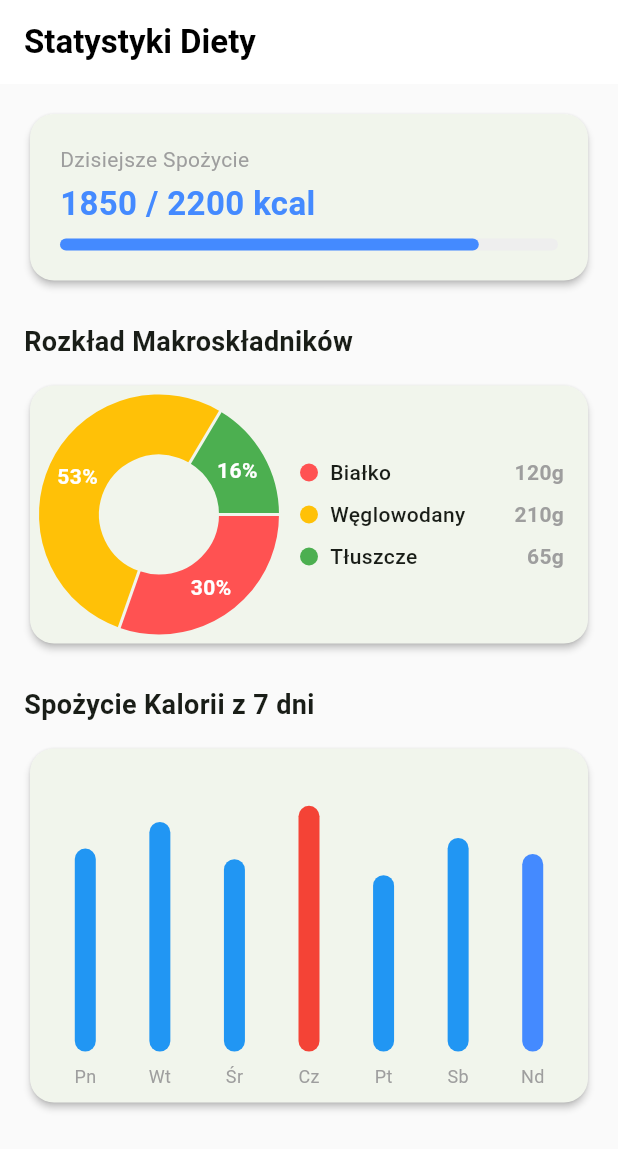
After one commit to Trenek/HackYeah, a Flutter app: the Stats screen opened directly, on a phone screen of 412 x 824 dp. The commit adds this screen. Shown: the top 1149 px of the screen. Run offline on Flutter 3.47's test engine with Material 3 defaults, Android fonts, the phone set to English and light mode, and no system bars; drawn by our look-alikes of fl_chart; missing offline and left inert: flutter_cube, mysql_dart; statements that could not run were skipped.

Commit message:
Changes I Guess

```diff
--- a/lib/dojo.dart
+++ b/lib/dojo.dart
@@ -79,7 +79,7 @@ class _DojoState extends State<Dojo> with SingleTickerProviderStateMixin {
     scene.camera.position.z = 50;
     scene.camera.fov=75;
     _cube = Object(scale: Vector3(2.0, 2.0, 2.0), backfaceCulling: false);
-    _dragon_plane = Object(scale: Vector3(16.0, 16.0, 0.01),fileName: 'assets/cube.obj');
+    _dragon_plane = Object(scale: Vector3(50.0, 50.0, 0.01),fileName: 'assets/cube.obj');
 
     final int samples = 100;
     final double radius = 8;
--- /dev/null
+++ b/lib/stats.dart
@@ -0,0 +1,186 @@
+import 'package:flutter/material.dart';
+import 'package:fl_chart/fl_chart.dart';
+
+class Stats extends StatelessWidget {
+  const Stats({super.key});
+
+  @override
+  Widget build(BuildContext context) {
+    const double consumedCalories = 1850;
+    const double targetCalories = 2200;
+    const double protein = 120;
+    const double carbs = 210;
+    const double fat = 65;
+
+    return Scaffold(
+      backgroundColor: Colors.grey[50],
+      appBar: AppBar(
+        title: const Text('Statystyki Diety', style: TextStyle(fontWeight: FontWeight.bold)),
+        backgroundColor: Colors.white,
+        foregroundColor: Colors.black,
+        elevation: 0,
+      ),
+      body: SingleChildScrollView(
+        padding: const EdgeInsets.all(16.0),
+        child: Column(
+          crossAxisAlignment: CrossAxisAlignment.start,
+          children: [
+            _buildCalorieCard(consumedCalories, targetCalories),
+            const SizedBox(height: 24),
+
+            const Text('Rozkład Makroskładników', style: TextStyle(fontSize: 18, fontWeight: FontWeight.bold)),
+            const SizedBox(height: 12),
+            _buildMacroPieChart(protein, carbs, fat),
+            const SizedBox(height: 24),
+
+            const Text('Spożycie Kalorii z 7 dni', style: TextStyle(fontSize: 18, fontWeight: FontWeight.bold)),
+            const SizedBox(height: 12),
+            _buildWeeklyBarChart(),
+          ],
+        ),
+      ),
+    );
+  }
+
+  Widget _buildCalorieCard(double consumed, double target) {
+    double progress = consumed / target;
+    return Card(
+      elevation: 2,
+      shape: RoundedRectangleBorder(borderRadius: BorderRadius.circular(16)),
+      child: Padding(
+        padding: const EdgeInsets.all(20.0),
+        child: Row(
+          children: [
+            Expanded(
+              child: Column(
+                crossAxisAlignment: CrossAxisAlignment.start,
+                children: [
+                  const Text('Dzisiejsze Spożycie', style: TextStyle(color: Colors.grey, fontSize: 14)),
+                  const SizedBox(height: 4),
+                  Text('${consumed.toInt()} / ${target.toInt()} kcal',
+                      style: const TextStyle(fontSize: 22, fontWeight: FontWeight.bold, color: Colors.blueAccent)),
+                  const SizedBox(height: 8),
+                  LinearProgressIndicator(
+                    value: progress > 1.0 ? 1.0 : progress,
+                    backgroundColor: Colors.grey[200],
+                    color: progress > 1.0 ? Colors.red : Colors.blueAccent,
+                    minHeight: 8,
+                    borderRadius: BorderRadius.circular(4),
+                  ),
+                ],
+              ),
+            ),
+          ],
+        ),
+      ),
+    );
+  }
+
+  Widget _buildMacroPieChart(double p, double c, double f) {
+    double total = p + c + f;
+    return Card(
+      elevation: 2,
+      shape: RoundedRectangleBorder(borderRadius: BorderRadius.circular(16)),
+      child: Padding(
+        padding: const EdgeInsets.all(16.0),
+        child: Row(
+          children: [
+            SizedBox(
+              height: 140,
+              width: 140,
+              child: PieChart(
+                PieChartData(
+                  sectionsSpace: 2,
+                  centerSpaceRadius: 40,
+                  sections: [
+                    PieChartSectionData(color: Colors.redAccent, value: p, title: '${(p/total*100).toStringAsFixed(0)}%', radius: 40, titleStyle: const TextStyle(color: Colors.white, fontWeight: FontWeight.bold)),
+                    PieChartSectionData(color: Colors.amber, value: c, title: '${(c/total*100).toStringAsFixed(0)}%', radius: 40, titleStyle: const TextStyle(color: Colors.white, fontWeight: FontWeight.bold)),
+                    PieChartSectionData(color: Colors.green, value: f, title: '${(f/total*100).toStringAsFixed(0)}%', radius: 40, titleStyle: const TextStyle(color: Colors.white, fontWeight: FontWeight.bold)),
+                  ],
+                ),
+              ),
+            ),
+            const SizedBox(width: 24),
+            Expanded(
+              child: Column(
+                crossAxisAlignment: CrossAxisAlignment.start,
+                children: [
+                  _buildMacroIndicator(Colors.redAccent, 'Białko', '${p.toInt()}g'),
+                  const SizedBox(height: 8),
+                  _buildMacroIndicator(Colors.amber, 'Węglowodany', '${c.toInt()}g'),
+                  const SizedBox(height: 8),
+                  _buildMacroIndicator(Colors.green, 'Tłuszcze', '${f.toInt()}g'),
+                ],
+              ),
+            ),
+          ],
+        ),
+      ),
+    );
+  }
+
+  Widget _buildMacroIndicator(Color color, String label, String amount) {
+    return Row(
+      children: [
+        Container(width: 12, height: 12, decoration: BoxDecoration(color: color, shape: BoxShape.circle)),
+        const SizedBox(width: 8),
+        Text(label, style: const TextStyle(fontWeight: FontWeight.w500)),
+        const Spacer(),
+        Text(amount, style: const TextStyle(color: Colors.grey, fontWeight: FontWeight.bold)),
+      ],
+    );
+  }
+
+  Widget _buildWeeklyBarChart() {
+    return Card(
+      elevation: 2,
+      shape: RoundedRectangleBorder(borderRadius: BorderRadius.circular(16)),
+      child: Padding(
+        padding: const EdgeInsets.only(top: 24, bottom: 12, left: 12, right: 12),
+        child: SizedBox(
+          height: 200,
+          child: BarChart(
+            BarChartData(
+              alignment: BarChartAlignment.spaceAround,
+              maxY: 2500,
+              barGroups: [
+                BarChartGroupData(x: 0, barRods: [BarChartRodData(toY: 1900, color: Colors.blue, width: 14)]),
+                BarChartGroupData(x: 1, barRods: [BarChartRodData(toY: 2150, color: Colors.blue, width: 14)]),
+                BarChartGroupData(x: 2, barRods: [BarChartRodData(toY: 1800, color: Colors.blue, width: 14)]),
+                BarChartGroupData(x: 3, barRods: [BarChartRodData(toY: 2300, color: Colors.red, width: 14)]),
+                BarChartGroupData(x: 4, barRods: [BarChartRodData(toY: 1650, color: Colors.blue, width: 14)]),
+                BarChartGroupData(x: 5, barRods: [BarChartRodData(toY: 2000, color: Colors.blue, width: 14)]),
+                BarChartGroupData(x: 6, barRods: [BarChartRodData(toY: 1850, color: Colors.blueAccent, width: 14)]),
+              ],
+              titlesData: FlTitlesData(
+                leftTitles: const AxisTitles(sideTitles: SideTitles(showTitles: false)),
+                topTitles: const AxisTitles(sideTitles: SideTitles(showTitles: false)),
+                rightTitles: const AxisTitles(sideTitles: SideTitles(showTitles: false)),
+                bottomTitles: AxisTitles(
+                  sideTitles: SideTitles(
+                    showTitles: true,
+                    getTitlesWidget: (value, meta) {
+                      const days = ['Pn', 'Wt', 'Śr', 'Cz', 'Pt', 'Sb', 'Nd'];
+
+                      if (value < 0 || value >= days.length) return const SizedBox.shrink();
+
+                      return SideTitleWidget(
+                        meta: meta,
+                        child: Text(
+                          days[value.toInt()],
+                          style: const TextStyle(fontSize: 12, color: Colors.grey),
+                        ),
+                      );
+                    },
+                  ),
+                ),
+              ),
+              gridData: const FlGridData(show: false),
+              borderData: FlBorderData(show: false),
+            ),
+          ),
+        ),
+      ),
+    );
+  }
+}
--- a/pubspec.yaml
+++ b/pubspec.yaml
@@ -31,6 +31,9 @@ dependencies:
   flutter:
     sdk: flutter
   mysql_dart: ^3.0.0
+  intl: ^0.19.0
+  table_calendar: ^3.1.2
+  fl_chart: ^0.70.0
 
   # The following adds the Cupertino Icons font to your application.
   # Use with the CupertinoIcons class for iOS style icons.
```
Also changed, not shown: lib/login.dart (+12 -2 lines), lib/main.dart (+17 -6 lines), lib/panels/diet.dart (added, +238 -0 lines), lib/panels/home.dart (added, +22 -0 lines), lib/register.dart (added, +244 -0 lines), pubspec.lock.
